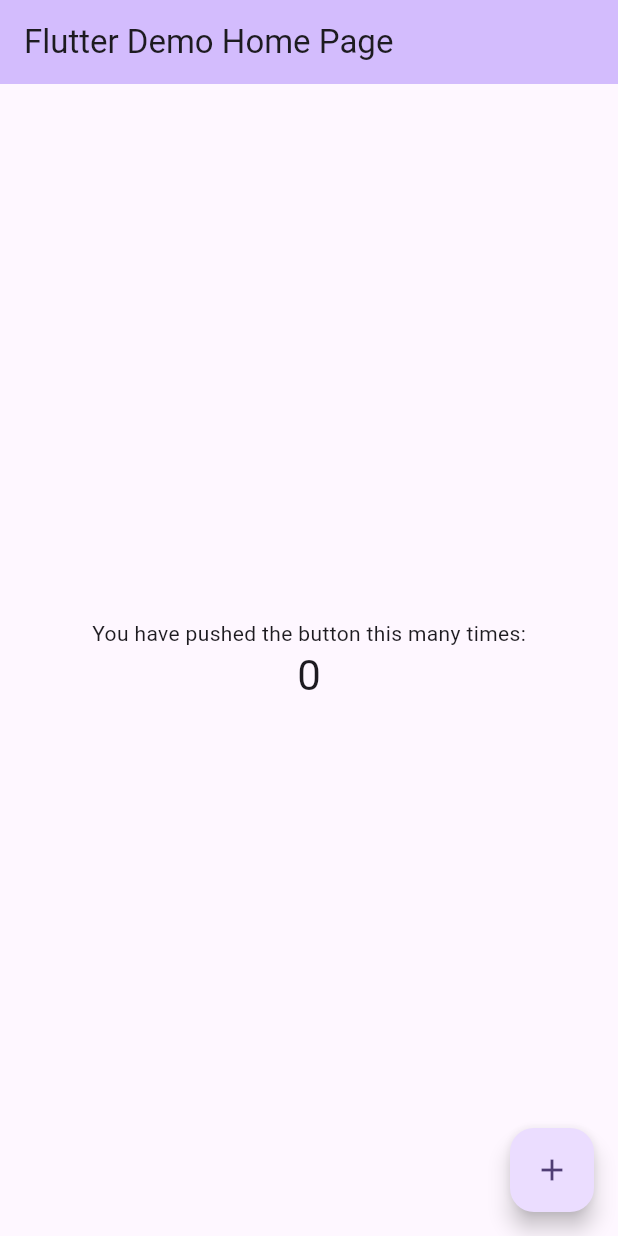
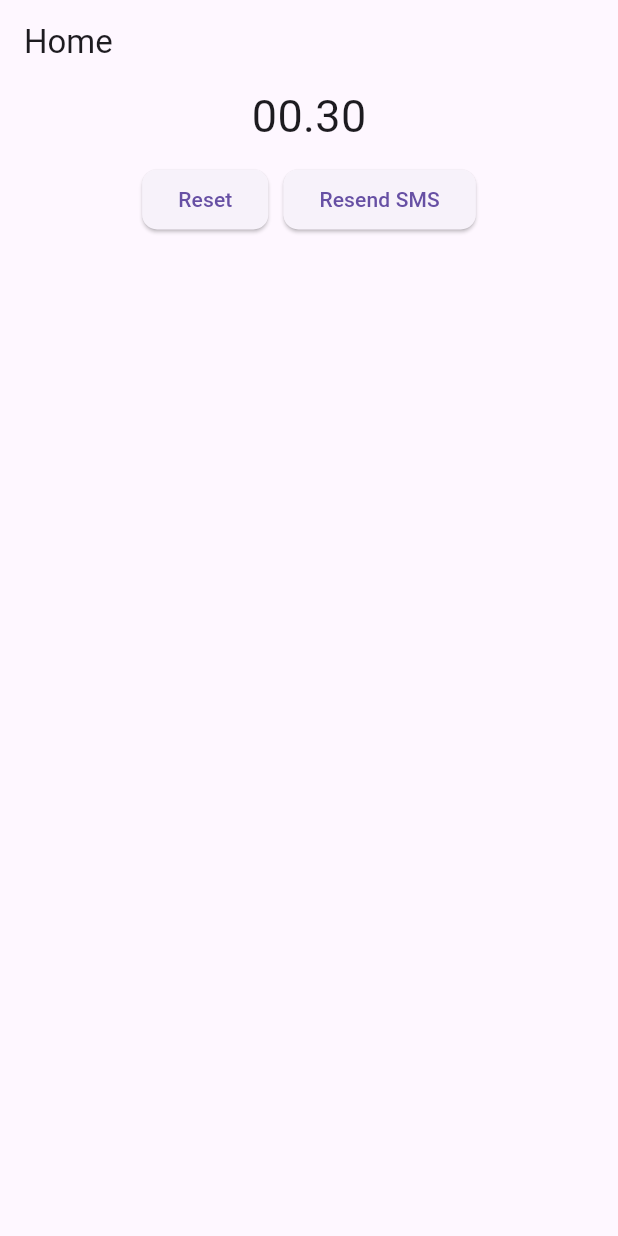
Before and after one commit to 2DevGs/countdown, a Flutter app: the screen it shows after launch, on a phone screen of 412 x 824 dp. Run offline on Flutter 3.47's test engine with Material 3 defaults, Android fonts, the phone set to English and light mode, and no system bars.

Commit message:
Constructing the layout
A simple layout to avoid any doubts regarding this project.

```diff
--- a/lib/main.dart
+++ b/lib/main.dart
@@ -1,122 +1,6 @@
 import 'package:flutter/material.dart';
+import 'src/countdown_app.dart';
 
 void main() {
-  runApp(const MyApp());
+  runApp(const CountdownApp());
 }
-
-class MyApp extends StatelessWidget {
-  const MyApp({super.key});
-
-  // This widget is the root of your application.
-  @override
-  Widget build(BuildContext context) {
-    return MaterialApp(
-      title: 'Flutter Demo',
-      theme: ThemeData(
-        // This is the theme of your application.
-        //
-        // TRY THIS: Try running your application with "flutter run". You'll see
-        // the application has a purple toolbar. Then, without quitting the app,
-        // try changing the seedColor in the colorScheme below to Colors.green
-        // and then invoke "hot reload" (save your changes or press the "hot
-        // reload" button in a Flutter-supported IDE, or press "r" if you used
-        // the command line to start the app).
-        //
-        // Notice that the counter didn't reset back to zero; the application
-        // state is not lost during the reload. To reset the state, use hot
-        // restart instead.
-        //
-        // This works for code too, not just values: Most code changes can be
-        // tested with just a hot reload.
-        colorScheme: ColorScheme.fromSeed(seedColor: Colors.deepPurple),
-      ),
-      home: const MyHomePage(title: 'Flutter Demo Home Page'),
-    );
-  }
-}
-
-class MyHomePage extends StatefulWidget {
-  const MyHomePage({super.key, required this.title});
-
-  // This widget is the home page of your application. It is stateful, meaning
-  // that it has a State object (defined below) that contains fields that affect
-  // how it looks.
-
-  // This class is the configuration for the state. It holds the values (in this
-  // case the title) provided by the parent (in this case the App widget) and
-  // used by the build method of the State. Fields in a Widget subclass are
-  // always marked "final".
-
-  final String title;
-
-  @override
-  State<MyHomePage> createState() => _MyHomePageState();
-}
-
-class _MyHomePageState extends State<MyHomePage> {
-  int _counter = 0;
-
-  void _incrementCounter() {
-    setState(() {
-      // This call to setState tells the Flutter framework that something has
-      // changed in this State, which causes it to rerun the build method below
-      // so that the display can reflect the updated values. If we changed
-      // _counter without calling setState(), then the build method would not be
-      // called again, and so nothing would appear to happen.
-      _counter++;
-    });
-  }
-
-  @override
-  Widget build(BuildContext context) {
-    // This method is rerun every time setState is called, for instance as done
-    // by the _incrementCounter method above.
-    //
-    // The Flutter framework has been optimized to make rerunning build methods
-    // fast, so that you can just rebuild anything that needs updating rather
-    // than having to individually change instances of widgets.
-    return Scaffold(
-      appBar: AppBar(
-        // TRY THIS: Try changing the color here to a specific color (to
-        // Colors.amber, perhaps?) and trigger a hot reload to see the AppBar
-        // change color while the other colors stay the same.
-        backgroundColor: Theme.of(context).colorScheme.inversePrimary,
-        // Here we take the value from the MyHomePage object that was created by
-        // the App.build method, and use it to set our appbar title.
-        title: Text(widget.title),
-      ),
-      body: Center(
-        // Center is a layout widget. It takes a single child and positions it
-        // in the middle of the parent.
-        child: Column(
-          // Column is also a layout widget. It takes a list of children and
-          // arranges them vertically. By default, it sizes itself to fit its
-          // children horizontally, and tries to be as tall as its parent.
-          //
-          // Column has various properties to control how it sizes itself and
-          // how it positions its children. Here we use mainAxisAlignment to
-          // center the children vertically; the main axis here is the vertical
-          // axis because Columns are vertical (the cross axis would be
-          // horizontal).
-          //
-          // TRY THIS: Invoke "debug painting" (choose the "Toggle Debug Paint"
-          // action in the IDE, or press "p" in the console), to see the
-          // wireframe for each widget.
-          mainAxisAlignment: MainAxisAlignment.center,
-          children: <Widget>[
-            const Text('You have pushed the button this many times:'),
-            Text(
-              '$_counter',
-              style: Theme.of(context).textTheme.headlineMedium,
-            ),
-          ],
-        ),
-      ),
-      floatingActionButton: FloatingActionButton(
-        onPressed: _incrementCounter,
-        tooltip: 'Increment',
-        child: const Icon(Icons.add),
-      ), // This trailing comma makes auto-formatting nicer for build methods.
-    );
-  }
-}
--- /dev/null
+++ b/lib/src/countdown_app.dart
@@ -0,0 +1,19 @@
+import 'package:flutter/material.dart';
+
+import 'ui/home/home_screen.dart';
+
+class CountdownApp extends StatelessWidget {
+
+  const CountdownApp({ super.key });
+
+  @override
+  Widget build(BuildContext context) {
+      return MaterialApp(
+        title: 'Countdown App',
+        theme: ThemeData(
+          primarySwatch: Colors.purple,
+        ),
+        home: HomeScreen(),
+      );
+  }
+}
--- /dev/null
+++ b/lib/src/ui/home/home_screen.dart
@@ -0,0 +1,55 @@
+import 'package:flutter/material.dart';
+
+class HomeScreen extends StatelessWidget {
+
+  const HomeScreen({ super.key });
+
+   @override
+   Widget build(BuildContext context) {
+       return Scaffold(
+          appBar: AppBar(title: const Text('Home'),),
+          body: SizedBox(
+            width: double.maxFinite,
+            child: Column(
+              spacing: 10,
+              children: [
+                Text(
+                  '00.30',
+                  style: TextStyle(
+                    fontSize: 30,
+                  ),
+                ),
+                Row(
+                  mainAxisAlignment: MainAxisAlignment.center,
+                  spacing: 10,
+                  children: [
+                    ElevatedButton(
+                      onPressed: () {},
+                      style: ElevatedButton.styleFrom(
+                        shape: RoundedRectangleBorder(
+                          borderRadius: BorderRadius.circular(10)
+                        )
+                      ),
+                      child: Text(
+                        'Reset'
+                      ),
+                    ),
+                    ElevatedButton(
+                      onPressed: () {},
+                      style: ElevatedButton.styleFrom(
+                        shape: RoundedRectangleBorder(
+                          borderRadius: BorderRadius.circular(10)
+                        )
+                      ),
+                      child: Text(
+                        'Resend SMS',
+                      ),
+                    ),
+                  ],
+                )
+              ],
+            ),
+          ),
+       );
+  }
+}
```
Also changed, not shown: 1 other file.
